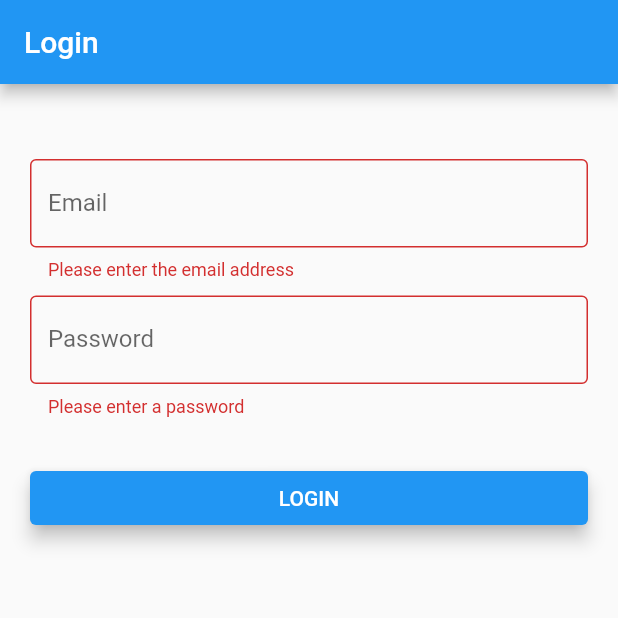
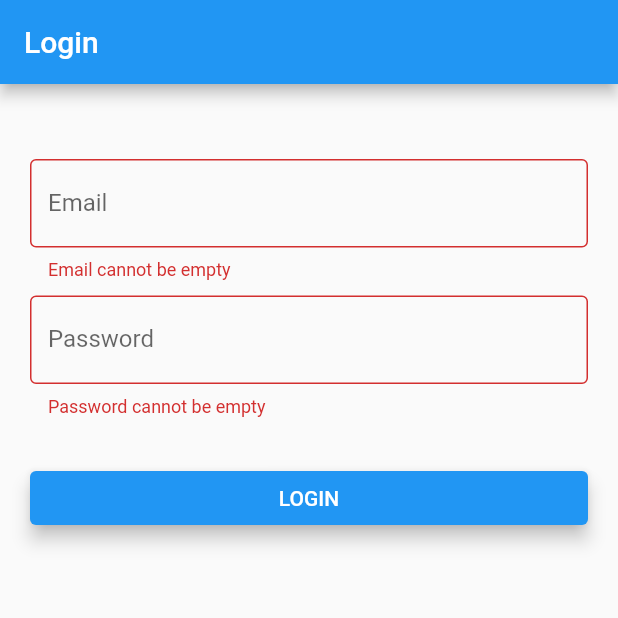
Before and after one commit to polroti/travel_mate_mobile, a Flutter app: the screen it shows after launch, after a tap on "LOGIN", on a phone screen of 412 x 824 dp, the top half of it. Run offline on Flutter 3.47's test engine with Material 2 defaults, Android fonts, the phone set to English and light mode, and no system bars; our stand-ins replace cloud_firestore, firebase_auth, firebase_core, shared_preferences; missing offline and left inert: dart:ffi; accounts and stored records are empty.

Commit message:
TMM-7 added constants and used them in login file

```diff
--- /dev/null
+++ b/lib/constants/AppBarTitleConstants.dart
@@ -0,0 +1,4 @@
+class AppBarTitles {
+  static const APPBAR_TITLE_LOGIN = "Login";
+  static const APPBAR_TITLE_REGISTER = "Register";
+}
--- /dev/null
+++ b/lib/constants/ButtonConstants.dart
@@ -0,0 +1,7 @@
+class ButtonLabel {
+  static const LOGIN = "LOGIN";
+  static const REGISTER = "REGISTER";
+  static const LOG_BACK_IN = "LOG BACK IN";
+  static const UNDO = "UNDO";
+  static const OKAY = "OKAY";
+}
--- /dev/null
+++ b/lib/constants/ErrorConstants.dart
@@ -0,0 +1,5 @@
+class AuthErrors {
+  static const INCORRECT_PASSWORD = "Incorrect Password";
+  static const TOO_MANY_REQUESTS = "Please login a few moments later";
+  static const UNKNOWN_AUTH_ERROR = "Unknown Error";
+}
--- /dev/null
+++ b/lib/constants/FirebaseConstants.dart
@@ -0,0 +1,4 @@
+class FirebaseAuthExceptions {
+  static const INCORRECT_PASSWORD = "wrong-password";
+  static const TOO_MANY_REQUESTS = "too-many-requests";
+}
--- /dev/null
+++ b/lib/constants/LabelConstants.dart
@@ -0,0 +1,5 @@
+class AuthLabels {
+  static const CHECK_NO_ACCOUNT = "Don't have an account?";
+  static const FIRST_NAME = "First Name";
+  static const LAST_NAME = "Last Name";
+}
--- /dev/null
+++ b/lib/constants/PathConstants.dart
@@ -0,0 +1,5 @@
+class Paths {
+  static const PATH_REGISTER = "/register";
+  static const PATH_LOGIN = '/login';
+  static const PATH_HOME = '/home';
+}
--- /dev/null
+++ b/lib/constants/RegExp.dart
@@ -0,0 +1,4 @@
+class EmailRegExp {
+  static const REGEX =
+      r'^(([^<>()[\]\\.,;:\s@\"]+(\.[^<>()[\]\\.,;:\s@\"]+)*)|(\".+\"))@((\[[0-9]{1,3}\.[0-9]{1,3}\.[0-9]{1,3}\.[0-9]{1,3}\])|(([a-zA-Z\-0-9]+\.)+[a-zA-Z]{2,}))$';
+}
--- /dev/null
+++ b/lib/constants/TextInputConstants.dart
@@ -0,0 +1,18 @@
+class Hints {
+  static const PASSWORD = "***********";
+  static const EMAIL = "your@example.com";
+}
+
+class Labels {
+  static const LABEL_PASSWORD = "Password";
+  static const LABEL_EMAIL = "Email";
+}
+
+class ValidatorErrors {
+  static const INVALID_EMAIL = "Invalid Email";
+  static const EMPTY_EMAIL = "Email cannot be empty";
+
+  static const WEAK_PASSWORD =
+      "The password should be greater than 08 characters";
+  static const EMPTY_PASSWORD = "Password cannot be empty";
+}
--- a/lib/screens/auth/login.dart
+++ b/lib/screens/auth/login.dart
@@ -2,6 +2,14 @@ import 'package:cloud_firestore/cloud_firestore.dart';
 import 'package:firebase_auth/firebase_auth.dart';
 import 'package:flutter/material.dart';
 import 'package:flutter/widgets.dart';
+import 'package:travel_mate_mobile/constants/AppBarTitleConstants.dart';
+import 'package:travel_mate_mobile/constants/ButtonConstants.dart';
+import 'package:travel_mate_mobile/constants/ErrorConstants.dart';
+import 'package:travel_mate_mobile/constants/FirebaseConstants.dart';
+import 'package:travel_mate_mobile/constants/LabelConstants.dart';
+import 'package:travel_mate_mobile/constants/PathConstants.dart';
+import 'package:travel_mate_mobile/constants/RegExp.dart';
+import 'package:travel_mate_mobile/constants/TextInputConstants.dart';
 import 'package:travel_mate_mobile/screens/home/home.dart';
 
 class LoginPage extends StatefulWidget {
@@ -30,35 +38,34 @@ class _LoginPageState extends State<LoginPage> {
   }
 
   String emailValidator(String value) {
-    Pattern pattern =
-        r'^(([^<>()[\]\\.,;:\s@\"]+(\.[^<>()[\]\\.,;:\s@\"]+)*)|(\".+\"))@((\[[0-9]{1,3}\.[0-9]{1,3}\.[0-9]{1,3}\.[0-9]{1,3}\])|(([a-zA-Z\-0-9]+\.)+[a-zA-Z]{2,}))$';
+    Pattern pattern = EmailRegExp.REGEX;
     RegExp regex = new RegExp(pattern);
     if (value != "") {
       if (!regex.hasMatch(value)) {
-        return "INVALID EMAIL";
+        return ValidatorErrors.INVALID_EMAIL;
       } else {
         return null;
       }
     } else {
-      return "Please enter the email address";
+      return ValidatorErrors.EMPTY_EMAIL;
     }
   }
 
   String pwdValidator(String value) {
     if (value != "") {
       if (value.length < 8) {
-        return "Your password should be greater than 08 characters";
+        return ValidatorErrors.WEAK_PASSWORD;
       } else {
         return null;
       }
     } else {
-      return "Please enter a password";
+      return ValidatorErrors.EMPTY_PASSWORD;
     }
   }
 
   Widget customAppBar() {
     return AppBar(
-      title: Text("Login"),
+      title: Text(AppBarTitles.APPBAR_TITLE_LOGIN),
     );
   }
 
@@ -67,8 +74,8 @@ class _LoginPageState extends State<LoginPage> {
       keyboardAppearance: Brightness.dark,
       decoration: InputDecoration(
           border: OutlineInputBorder(),
-          labelText: "Email ",
-          hintText: "Email "),
+          labelText: Labels.LABEL_EMAIL,
+          hintText: Hints.EMAIL),
       controller: emailInputController,
       keyboardType: TextInputType.emailAddress,
       validator: emailValidator,
@@ -79,8 +86,8 @@ class _LoginPageState extends State<LoginPage> {
     return TextFormField(
       decoration: InputDecoration(
         border: OutlineInputBorder(),
-        labelText: "Password",
-        hintText: "Password",
+        labelText: Labels.LABEL_PASSWORD,
+        hintText: Hints.PASSWORD,
       ),
       controller: pwdInputController,
       obscureText: true,
@@ -106,7 +113,7 @@ class _LoginPageState extends State<LoginPage> {
         mainAxisAlignment: MainAxisAlignment.center,
         children: <Widget>[
           Text(
-            "LOGIN",
+            ButtonLabel.LOGIN,
           ),
         ],
       ),
@@ -134,11 +141,11 @@ class _LoginPageState extends State<LoginPage> {
             print("Error code " + error.code);
             print("==============================");
             switch (error.code) {
-              case "wrong-password":
+              case FirebaseAuthExceptions.INCORRECT_PASSWORD:
                 final snackBar = SnackBar(
-                  content: Text('password pila da mayiru'),
+                  content: Text(AuthErrors.INCORRECT_PASSWORD),
                   action: SnackBarAction(
-                    label: 'Undo',
+                    label: ButtonLabel.UNDO,
                     onPressed: () {
                       // Some code to undo the change.
                     },
@@ -149,11 +156,11 @@ class _LoginPageState extends State<LoginPage> {
                 // and use it to show a SnackBar.
                 ScaffoldMessenger.of(context).showSnackBar(snackBar);
                 break;
-              case "too-many-requests":
+              case FirebaseAuthExceptions.TOO_MANY_REQUESTS:
                 final snackBar2 = SnackBar(
-                  content: Text('konjam porumaya iru da'),
+                  content: Text(AuthErrors.TOO_MANY_REQUESTS),
                   action: SnackBarAction(
-                    label: 'Sari',
+                    label: ButtonLabel.OKAY,
                     onPressed: () {
                       // Some code to undo the change.
                     },
@@ -164,9 +171,9 @@ class _LoginPageState extends State<LoginPage> {
 
               default:
                 final snackBar = SnackBar(
-                  content: Text('Unknown auth error'),
+                  content: Text(AuthErrors.UNKNOWN_AUTH_ERROR),
                   action: SnackBarAction(
-                    label: 'Ela',
+                    label: ButtonLabel.OKAY,
                     onPressed: () {
                       // Some code to undo the change.
                     },
@@ -194,7 +201,7 @@ class _LoginPageState extends State<LoginPage> {
         mainAxisAlignment: MainAxisAlignment.center,
         children: <Widget>[
           Text(
-            "REGISTER",
+            ButtonLabel.REGISTER,
           ),
         ],
       ),
@@ -203,7 +210,7 @@ class _LoginPageState extends State<LoginPage> {
             BorderSide(color: Theme.of(context).colorScheme.primary, width: 2),
       ),
       onPressed: () {
-        Navigator.pushNamed(context, '/register');
+        Navigator.pushNamed(context, Paths.PATH_REGISTER);
       },
     );
   }
@@ -231,7 +238,7 @@ class _LoginPageState extends State<LoginPage> {
             SizedBox(
               height: 350,
             ),
-            Text("Don't have an account?"),
+            Text(AuthLabels.CHECK_NO_ACCOUNT),
             SizedBox(
               height: 15,
             ),
--- a/lib/screens/auth/register.dart
+++ b/lib/screens/auth/register.dart
@@ -1,6 +1,8 @@
 import 'package:flutter/material.dart';
 import 'package:firebase_auth/firebase_auth.dart';
 import 'package:cloud_firestore/cloud_firestore.dart';
+import 'package:travel_mate_mobile/constants/RegExp.dart';
+import 'package:travel_mate_mobile/constants/TextInputConstants.dart';
 
 import 'package:travel_mate_mobile/screens/home/home.dart';
 
@@ -30,29 +32,28 @@ class _RegisterPageState extends State<RegisterPage> {
   }
 
   String emailValidator(String value) {
-    Pattern pattern =
-        r'^(([^<>()[\]\\.,;:\s@\"]+(\.[^<>()[\]\\.,;:\s@\"]+)*)|(\".+\"))@((\[[0-9]{1,3}\.[0-9]{1,3}\.[0-9]{1,3}\.[0-9]{1,3}\])|(([a-zA-Z\-0-9]+\.)+[a-zA-Z]{2,}))$';
+    Pattern pattern = EmailRegExp.REGEX;
     RegExp regex = new RegExp(pattern);
     if (value != "") {
       if (!regex.hasMatch(value)) {
-        return "INVALID EMAIL";
+        return ValidatorErrors.INVALID_EMAIL;
       } else {
         return null;
       }
     } else {
-      return "Please enter the email address";
+      return ValidatorErrors.EMPTY_EMAIL;
     }
   }
 
   String pwdValidator(String value) {
     if (value != "") {
       if (value.length < 8) {
-        return "Your password should be greater than 08 characters";
+        return ValidatorErrors.WEAK_PASSWORD;
       } else {
         return null;
       }
     } else {
-      return "Please enter a password";
+      return ValidatorErrors.EMPTY_PASSWORD;
     }
   }
 
--- a/lib/screens/splash.dart
+++ b/lib/screens/splash.dart
@@ -1,7 +1,8 @@
 import 'package:firebase_auth/firebase_auth.dart';
-import 'package:firebase_core/firebase_core.dart';
+// import 'package:firebase_core/firebase_core.dart';
 import 'package:flutter/material.dart';
 import 'package:flutter/widgets.dart';
+import 'package:travel_mate_mobile/constants/PathConstants.dart';
 //import 'package:qr_flutter/qr_flutter.dart';
 
 class SplashPage extends StatefulWidget {
@@ -19,10 +20,10 @@ class _SplashPageState extends State<SplashPage> {
     _firebaseAuth.authStateChanges().listen((User user) {
       if (user == null) {
         print(user);
-        Navigator.pushReplacementNamed(context, '/login');
+        Navigator.pushReplacementNamed(context, Paths.PATH_LOGIN);
       } else {
         print(user);
-        Navigator.pushReplacementNamed(context, '/home');
+        Navigator.pushReplacementNamed(context, Paths.PATH_HOME);
       }
     });
   }
```
